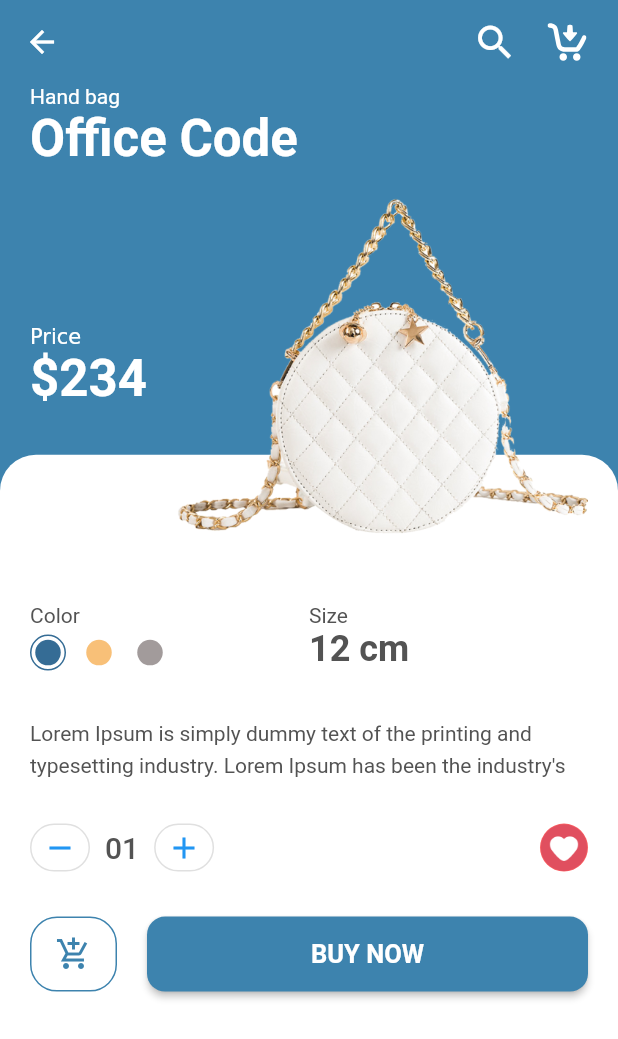
After one commit to murthasa-ibrahim/online-shop-app, a Flutter app: the screen it shows after launch, after a tap on "Office Code", on a phone screen of 412 x 824 dp. The commit adds this screen. Shown: the top 1039 px of the screen. Run offline on Flutter 3.47's test engine with Material 2 defaults, Android fonts, the phone set to English and light mode, and no system bars; our stand-ins replace flutter_svg.

Commit message:
details UI completed

```diff
--- a/lib/const/constants.dart
+++ b/lib/const/constants.dart
@@ -3,3 +3,5 @@ import 'dart:ui';
 const kTextColor = Color(0xFF535353);
 const kTextLightColor = Color(0xFFACACAC);
 const kDefaultPadding = 20.0;
+const kdescription =
+    "Lorem Ipsum is simply dummy text of the printing and typesetting industry. Lorem Ipsum has been the industry's ";
--- a/lib/models/products.dart
+++ b/lib/models/products.dart
@@ -1,4 +1,5 @@
 import 'package:flutter/cupertino.dart';
+import 'package:online_shop_app/const/constants.dart';
 
 class Product {
   final String image, title, description;
@@ -20,7 +21,7 @@ List<Product> products = [
       id: 1,
       title: "Office Code",
       image: "assets/images/kindpng_7228623.png",
-      description: "dummy text 1 ",
+      description: kdescription,
       price: 234,
       size: 12,
       color: const Color(0xFF3D83AE)),
@@ -28,7 +29,7 @@ List<Product> products = [
       id: 2,
       title: "Slider Bag",
       image: "assets/images/kindpng_1942124.png",
-      description: "dummy text 2 ",
+      description: kdescription,
       price: 234,
       size: 8,
       color: Color.fromARGB(255, 114, 57, 98)),
@@ -36,7 +37,7 @@ List<Product> products = [
       id: 3,
       title: "Office Code",
       image: "assets/images/kindpng_1942203.png",
-      description: "dummy text 3 ",
+      description: kdescription,
       price: 234,
       size: 8,
       color: const Color(0xFFFB7883)),
@@ -44,7 +45,7 @@ List<Product> products = [
       id: 4,
       title: "Office Code",
       image: "assets/images/kindpng_1618723.png",
-      description: "dummy text 4 ",
+      description: kdescription,
       price: 234,
       size: 8,
       color: const Color(0xFFAEAEAE)),
@@ -52,7 +53,7 @@ List<Product> products = [
       id: 5,
       title: "Office Code",
       image: "assets/images/kindpng_6962560.png",
-      description: "dummy text 4 ",
+      description: kdescription,
       price: 234,
       size: 8,
       color: const Color(0xFFE6B398)),
--- a/lib/screens/components/body.dart
+++ b/lib/screens/components/body.dart
@@ -1,10 +1,13 @@
 import 'package:flutter/material.dart';
 import 'package:online_shop_app/const/constants.dart';
 import 'package:online_shop_app/models/products.dart';
+import 'package:online_shop_app/screens/details/product_details/product_details.dart';
 import 'package:online_shop_app/screens/widget/categories.dart';
 
+import '../widget/item_card.dart';
+
 class Body extends StatelessWidget {
-  const Body({Key? key}) : super(key: key);
+  const Body({Key? key,}) : super(key: key);
 
   @override
   Widget build(BuildContext context) {
@@ -20,9 +23,9 @@ class Body extends StatelessWidget {
         ),
         const Categories(),
         Expanded(
-            child: Padding(
-          padding: const EdgeInsets.symmetric(horizontal: kDefaultPadding),
-          child: GridView.builder(
+          child: Padding(
+            padding: const EdgeInsets.symmetric(horizontal: kDefaultPadding),
+            child: GridView.builder(
               physics: const BouncingScrollPhysics(),
               itemCount: products.length,
               gridDelegate: const SliverGridDelegateWithFixedCrossAxisCount(
@@ -31,44 +34,13 @@ class Body extends StatelessWidget {
                   childAspectRatio: 0.75,
                   crossAxisSpacing: kDefaultPadding),
               itemBuilder: (context, index) => ItemCard(
-                    product: products[index],
-                  )),
-        ))
-      ],
-    );
-  }
-}
-
-class ItemCard extends StatelessWidget {
-  const ItemCard({Key? key, this.function, required this.product})
-      : super(key: key);
-  final Product product;
-  final Function? function;
-  @override
-  Widget build(BuildContext context) {
-    return Column(
-      crossAxisAlignment: CrossAxisAlignment.start,
-      children: [
-        Expanded(
-          child: Container(
-            padding: const EdgeInsets.all(kDefaultPadding),
-            decoration: BoxDecoration(
-              color: product.color,
-              borderRadius: BorderRadius.circular(16),
+                press: () => Navigator.of(context).push(MaterialPageRoute(
+                  builder: (context) =>  Details(product: products[index],),
+                )),
+                product: products[index],
+              ),
             ),
-            child: Image.asset(product.image),
           ),
-        ),
-        Padding(
-          padding: const EdgeInsets.symmetric(vertical: kDefaultPadding / 4),
-          child: Text(
-            product.title,
-            style: const TextStyle(color: kTextLightColor),
-          ),
-        ),
-        Text(
-          '\$ ${product.price}',
-          style:const  TextStyle(fontWeight: FontWeight.bold),
         )
       ],
     );
--- a/lib/screens/details/product_details/product_details.dart
+++ b/lib/screens/details/product_details/product_details.dart
@@ -1,12 +1,46 @@
 import 'package:flutter/material.dart';
+import 'package:flutter_svg/svg.dart';
+import 'package:online_shop_app/models/products.dart';
+import 'package:online_shop_app/screens/details/widget/body.dart';
 
-class MyWidget extends StatelessWidget {
-  const MyWidget({Key? key}) : super(key: key);
+import '../../../const/constants.dart';
 
+class Details extends StatelessWidget {
+  const Details({Key? key,required this.product}) : super(key: key);
+final Product product;
   @override
   Widget build(BuildContext context) {
     return Scaffold(
-
+      backgroundColor: product.color,
+         appBar: buildAppBar(),
+         body: Body(product: product,),
     );
   }
+
+  AppBar buildAppBar() {
+    return AppBar(
+        backgroundColor: product.color,
+        elevation: 0,
+        actions: [
+           IconButton(
+        onPressed: () {},
+        icon: const Icon(
+          Icons.search,
+          size: 30,
+        ),
+         color: Colors.white,
+      ),
+      IconButton(
+          onPressed: () {},
+          icon: SvgPicture.asset(
+            "assets/icons/add-to-cart-svgrepo-com.svg",
+            color: Colors.white,
+          )),
+      const SizedBox(
+        width: kDefaultPadding / 2,
+
+      )
+        ],
+       );
+  }
 }
--- /dev/null
+++ b/lib/screens/details/widget/add_to_cart.dart
@@ -0,0 +1,58 @@
+
+import 'package:flutter/material.dart';
+
+import '../../../const/constants.dart';
+import '../../../models/products.dart';
+
+class AddToCart extends StatelessWidget {
+  const AddToCart({
+    Key? key,
+    required this.product,
+  }) : super(key: key);
+
+  final Product product;
+
+  @override
+  Widget build(BuildContext context) {
+    return Padding(
+      padding: const EdgeInsets.symmetric(
+          vertical: kDefaultPadding),
+      child: Row(
+        children: [
+          Container(
+            height: 50,
+            width: 58,
+            margin:const  EdgeInsets.only(right: kDefaultPadding),
+            decoration: BoxDecoration(
+                border: Border.all(color: product.color),
+                borderRadius: BorderRadius.circular(18)),
+            child: Icon(
+              Icons.add_shopping_cart_sharp,
+              color: product.color,
+            ),
+          ),
+          Expanded(
+            child: SizedBox(
+              height: 50,
+              child: ElevatedButton(
+                  style: ElevatedButton.styleFrom(
+                    primary: product.color,
+                    shape: RoundedRectangleBorder(
+                      borderRadius: BorderRadius.circular(
+                          12), // <-- Radius
+                    ),
+                  ),
+                  onPressed: () {},
+                  child: Text(
+                    "Buy Now".toUpperCase(),
+                    style: const TextStyle(
+                        fontSize: 17,
+                        fontWeight: FontWeight.bold),
+                  )),
+            ),
+          )
+        ],
+      ),
+    );
+  }
+}
--- /dev/null
+++ b/lib/screens/details/widget/body.dart
@@ -0,0 +1,56 @@
+import 'package:flutter/material.dart';
+import 'package:online_shop_app/const/constants.dart';
+import 'package:online_shop_app/screens/details/widget/color_and_size.dart';
+import 'package:online_shop_app/screens/details/widget/product_title_with_image.dart';
+
+import '../../../models/products.dart';
+import 'add_to_cart.dart';
+import 'counter_with_favbtn.dart';
+import 'product_description.dart';
+
+class Body extends StatelessWidget {
+  const Body({Key? key, required this.product}) : super(key: key);
+  final Product product;
+  @override
+  Widget build(BuildContext context) {
+    Size size = MediaQuery.of(context).size;
+    return SingleChildScrollView(
+      child: Column(
+        crossAxisAlignment: CrossAxisAlignment.start,
+        children: [
+          SizedBox(
+            height: size.height,
+            child: Stack(
+              children: [
+                Container(
+                  padding: EdgeInsets.only(
+                      top: size.height * .12,
+                      left: kDefaultPadding,
+                      right: kDefaultPadding),
+                  margin: EdgeInsets.only(top: size.height * 0.3),
+                  decoration: const BoxDecoration(
+                      color: Colors.white,
+                      borderRadius: BorderRadius.only(
+                          topLeft: Radius.circular(24),
+                          topRight: Radius.circular(24))),
+                  child: Column(
+                    children: [
+                      ColorAndSize(product: product),
+                      const SizedBox(height: kDefaultPadding / 2),
+                      ProductDescription(product: product),
+                      const SizedBox(height: kDefaultPadding / 2),
+                      const CounterWithFavBtn(),
+                      const SizedBox(height: kDefaultPadding / 2),
+                      AddToCart(product: product)
+                    ],
+                  ),
+                ),
+                ProductTitleWithImage(product: product),
+              ],
+            ),
+          )
+        ],
+      ),
+    );
+  }
+}
--- /dev/null
+++ b/lib/screens/details/widget/cart_counter.dart
@@ -0,0 +1,62 @@
+
+import 'package:flutter/material.dart';
+
+import '../../../const/constants.dart';
+
+class CartCounter extends StatefulWidget {
+  const CartCounter({Key? key}) : super(key: key);
+
+  @override
+  State<CartCounter> createState() => _CartCounterState();
+}
+
+class _CartCounterState extends State<CartCounter> {
+  int numberOfItems = 1;
+
+  @override
+  Widget build(BuildContext context) {
+    return Row(
+      children: [
+        buildOutlineButton(
+            icon: Icons.remove,
+            press: () {
+              setState(() {
+                if (numberOfItems > 1) {
+                  numberOfItems--;
+                }
+              });
+            }),
+        Padding(
+          padding: const EdgeInsets.symmetric(horizontal: kDefaultPadding / 2),
+          child: Text(
+            "$numberOfItems".padLeft(2, "0"),
+            style: Theme.of(context).textTheme.headline6,
+          ),
+        ),
+        buildOutlineButton(
+            icon: Icons.add,
+            press: () {
+              setState(() {
+                numberOfItems++;
+              });
+            }),
+      ],
+    );
+  }
+
+  SizedBox buildOutlineButton(
+      {required IconData icon, required VoidCallback press}) {
+    return SizedBox(
+      width: 40,
+      height: 32,
+      child: OutlinedButton(
+        style: ButtonStyle(
+            padding: MaterialStateProperty.all(EdgeInsets.zero),
+            shape: MaterialStateProperty.all(RoundedRectangleBorder(
+                borderRadius: BorderRadius.circular(30)))),
+        onPressed: press,
+        child: Icon(icon),
+      ),
+    );
+  }
+}
--- /dev/null
+++ b/lib/screens/details/widget/color_and_size.dart
@@ -0,0 +1,59 @@
+import 'package:flutter/material.dart';
+
+import '../../../const/constants.dart';
+import '../../../models/products.dart';
+import 'color_dot.dart';
+
+class ColorAndSize extends StatelessWidget {
+  const ColorAndSize({
+    Key? key,
+    required this.product,
+  }) : super(key: key);
+
+  final Product product;
+
+  @override
+  Widget build(BuildContext context) {
+    return Row(
+      children: [
+        Expanded(
+          child: Column(
+            crossAxisAlignment: CrossAxisAlignment.start,
+            children: [
+              const Text("Color"),
+              Row(
+                children: const [
+                  ColorDot(
+                    color: Color(0xFF356C95),
+                    isSelected: true,
+                  ),
+                  ColorDot(
+                    color: Color(0xFFF8C078),
+                  ),
+                  ColorDot(color: Color(0xFFA29B9B)),
+                ],
+              )
+            ],
+          ),
+        ),
+        Expanded(
+          child: RichText(
+            text: TextSpan(
+              style: const TextStyle(color: kTextColor),
+              children: [
+                const TextSpan(text: "Size\n"),
+                TextSpan(
+                  text: "${product.size} cm",
+                  style: Theme.of(context)
+                      .textTheme
+                      .headline5!
+                      .copyWith(fontWeight: FontWeight.bold),
+                )
+              ],
+            ),
+          ),
+        )
+      ],
+    );
+  }
+}
--- /dev/null
+++ b/lib/screens/details/widget/color_dot.dart
@@ -0,0 +1,27 @@
+
+import 'package:flutter/material.dart';
+
+import '../../../const/constants.dart';
+
+class ColorDot extends StatelessWidget {
+  const ColorDot({Key? key, required this.color, this.isSelected = false})
+      : super(key: key);
+  final Color color;
+  final bool isSelected;
+  @override
+  Widget build(BuildContext context) {
+    return Container(
+      height: 24,
+      width: 24,
+      margin: const EdgeInsets.only(
+          top: kDefaultPadding / 4, right: kDefaultPadding / 2),
+      padding: const EdgeInsets.all(2.5),
+      decoration: BoxDecoration(
+          shape: BoxShape.circle,
+          border: Border.all(color: isSelected ? color : Colors.transparent)),
+      child: DecoratedBox(
+        decoration: BoxDecoration(color: color, shape: BoxShape.circle),
+      ),
+    );
+  }
+}
--- /dev/null
+++ b/lib/screens/details/widget/counter_with_favbtn.dart
@@ -0,0 +1,26 @@
+import 'package:flutter/material.dart';
+
+import 'cart_counter.dart';
+
+class CounterWithFavBtn extends StatelessWidget {
+  const CounterWithFavBtn({
+    Key? key,
+  }) : super(key: key);
+
+  @override
+  Widget build(BuildContext context) {
+    return Row(
+      mainAxisAlignment: MainAxisAlignment.spaceBetween,
+      children: [
+        const CartCounter(),
+        Container(
+          height: 32,
+          width: 32,
+          decoration: const BoxDecoration(
+              color: Color(0xFFFF6465), shape: BoxShape.circle),
+          child: Image.asset("assets/images/icons8-favorite-64.png"),
+        )
+      ],
+    );
+  }
+}
--- /dev/null
+++ b/lib/screens/details/widget/product_description.dart
@@ -0,0 +1,21 @@
+import 'package:flutter/material.dart';
+
+import '../../../const/constants.dart';
+import '../../../models/products.dart';
+
+class ProductDescription extends StatelessWidget {
+  const ProductDescription({
+    Key? key,
+    required this.product,
+  }) : super(key: key);
+
+  final Product product;
+
+  @override
+  Widget build(BuildContext context) {
+    return Padding(
+      padding: const EdgeInsets.symmetric(vertical: kDefaultPadding),
+      child: Text(product.description,style:const TextStyle(height: 1.5),),
+    );
+  }
+}
--- /dev/null
+++ b/lib/screens/details/widget/product_title_with_image.dart
@@ -0,0 +1,66 @@
+import 'package:flutter/material.dart';
+
+import '../../../const/constants.dart';
+import '../../../models/products.dart';
+
+class ProductTitleWithImage extends StatelessWidget {
+  const ProductTitleWithImage({
+    Key? key,
+    required this.product,
+  }) : super(key: key);
+
+  final Product product;
+
+  @override
+  Widget build(BuildContext context) {
+    return Padding(
+      padding: const EdgeInsets.symmetric(horizontal: kDefaultPadding),
+      child: Column(
+        crossAxisAlignment: CrossAxisAlignment.start,
+        children: [
+          const Text(
+            "Hand bag",
+            style: TextStyle(color: Colors.white),
+          ),
+          Text(
+            product.title,
+            style: Theme.of(context)
+                .textTheme
+                .headline4!
+                .copyWith(color: Colors.white, fontWeight: FontWeight.bold),
+          ),
+          const SizedBox(
+            height: kDefaultPadding,
+          ),
+          Row(
+            children: [
+              RichText(
+                text: TextSpan(
+                  children: [
+                    const TextSpan(text: 'Price\n'),
+                    TextSpan(
+                      text: "\$${product.price}",
+                      style: Theme.of(context).textTheme.headline4!.copyWith(
+                          color: Colors.white, fontWeight: FontWeight.bold),
+                    ),
+                  ],
+                ),
+              ),
+              const SizedBox(
+                width: kDefaultPadding,
+              ),
+              Expanded(
+                  child: Hero(
+                    tag: "${product.id}",
+                    child: Image.asset(
+                                  product.image,
+                                  fit: BoxFit.fill,
+                                ),
+                  ))
+            ],
+          ),
+        ],
+      ),
+    );
+  }
+}
--- a/lib/screens/home/home_screens.dart
+++ b/lib/screens/home/home_screens.dart
@@ -10,8 +10,7 @@ class Home extends StatelessWidget {
   Widget build(BuildContext context) {
     return Scaffold(
       appBar: myAppBar(),
-      body: Body(),
-
+      body:  Body(),
     );
   }
 
--- a/lib/screens/widget/item_card.dart
+++ b/lib/screens/widget/item_card.dart
@@ -0,0 +1,45 @@
+import 'package:flutter/material.dart';
+
+import '../../const/constants.dart';
+import '../../models/products.dart';
+
+class ItemCard extends StatelessWidget {
+  const ItemCard({Key? key, this.press, required this.product})
+      : super(key: key);
+  final Product product;
+  final  VoidCallback? press;
+  @override
+  Widget build(BuildContext context) {
+    return GestureDetector(
+      onTap:press,
+      child: Column(
+        crossAxisAlignment: CrossAxisAlignment.start,
+        children: [
+          Expanded(
+            child: Container(
+              padding: const EdgeInsets.all(kDefaultPadding),
+              decoration: BoxDecoration(
+                color: product.color,
+                borderRadius: BorderRadius.circular(16),
+              ),
+              child: Hero(
+                tag: "${product.id}",
+                child: Image.asset(product.image)),
+            ),
+          ),
+          Padding(
+            padding: const EdgeInsets.symmetric(vertical: kDefaultPadding / 4),
+            child: Text(
+              product.title,
+              style: const TextStyle(color: kTextLightColor),
+            ),
+          ),
+          Text(
+            '\$ ${product.price}',
+            style: const TextStyle(fontWeight: FontWeight.bold),
+          )
+        ],
+      ),
+    );
+  }
+}
```
Also changed, not shown: assets/images/icons8-favorite-64.png (added).
